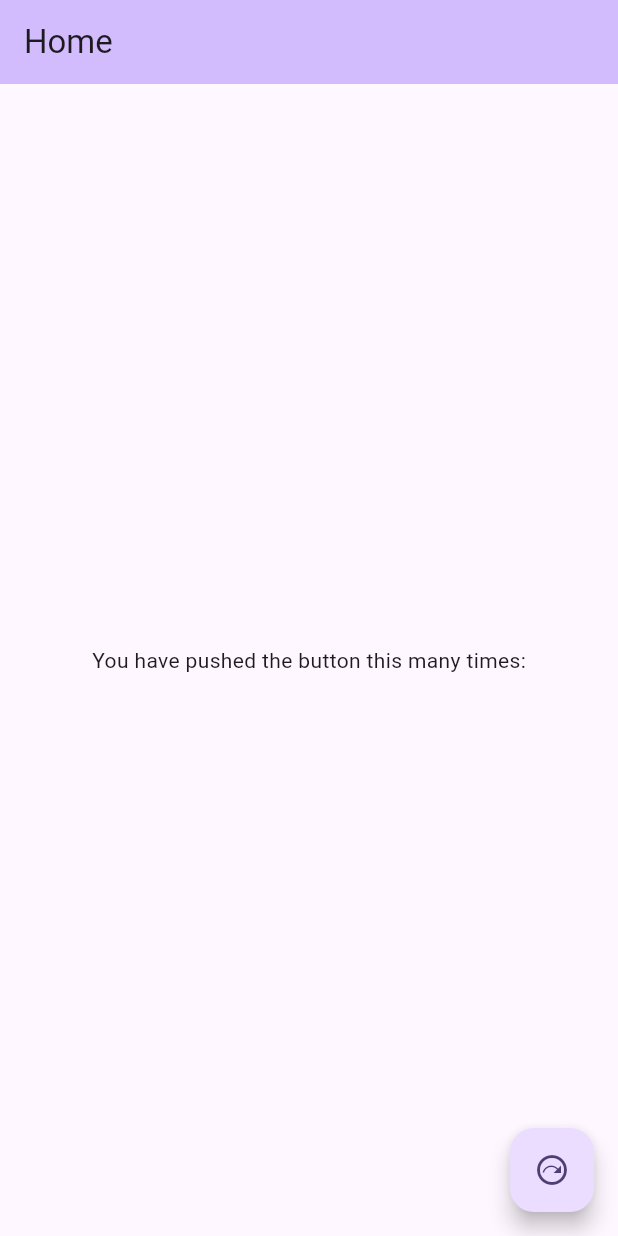
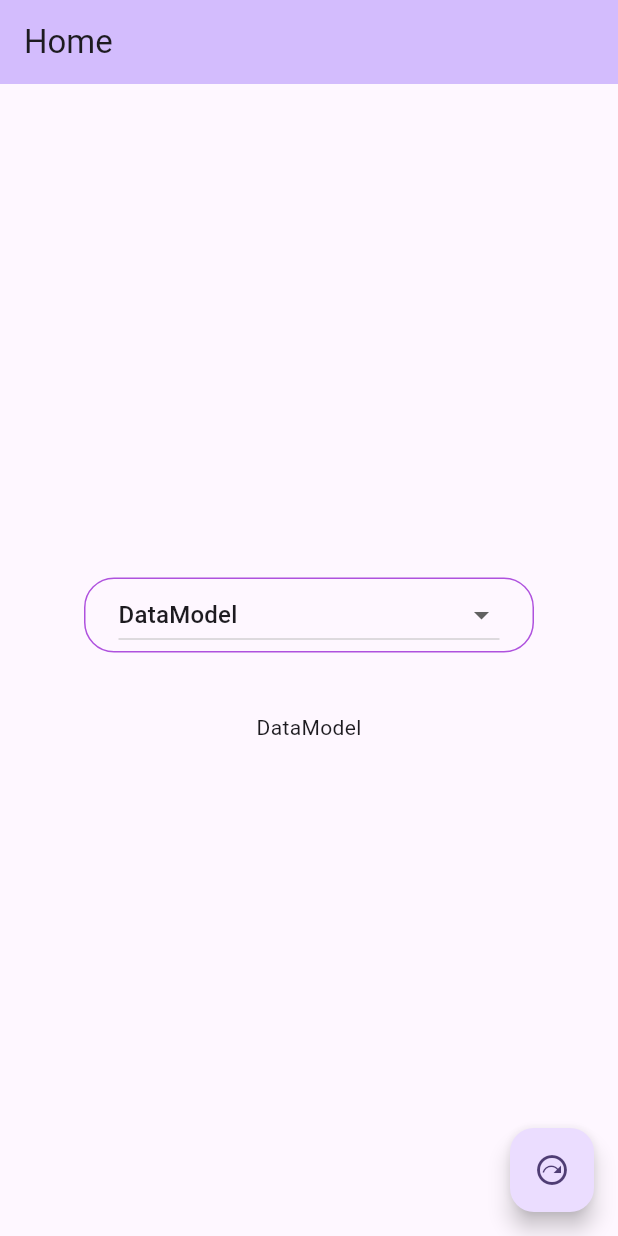
Before and after one commit to Sunny-india/dummy_json_data, a Flutter app: the screen it shows after launch, on a phone screen of 412 x 824 dp. Run offline on Flutter 3.47's test engine with Material 2 defaults, Android fonts, the phone set to English and light mode, and no system bars.

Commit message:
DropdownButton added in order to user multiple Model classes

```diff
--- a/lib/main.dart
+++ b/lib/main.dart
@@ -1,3 +1,5 @@
+import 'package:dummy_json_data/models/quotes_model.dart';
+import 'package:flutter/cupertino.dart';
 import 'package:flutter/material.dart';
 
 import 'data_page.dart';
@@ -14,25 +16,51 @@ void main() {
   ));
 }
 
-class MyHomePage extends StatelessWidget {
+class MyHomePage extends StatefulWidget {
   const MyHomePage({super.key});
 
+  @override
+  State<MyHomePage> createState() => _MyHomePageState();
+}
+
+class _MyHomePageState extends State<MyHomePage> {
+  String selectedValue = 'DataModel';
   @override
   Widget build(BuildContext context) {
     return Scaffold(
       appBar: AppBar(
         backgroundColor: Theme.of(context).colorScheme.inversePrimary,
-        title: Text('Home'),
+        title: const Text('Home'),
       ),
-      body: const Center(
-        child: Column(
-          mainAxisAlignment: MainAxisAlignment.center,
-          children: <Widget>[
-            Text(
-              'You have pushed the button this many times:',
+      body: Column(
+        mainAxisAlignment: MainAxisAlignment.center,
+        children: [
+          Center(
+            child: Container(
+              decoration: BoxDecoration(
+                border: Border.all(color: CupertinoColors.systemPurple),
+                borderRadius: BorderRadius.circular(20),
+              ),
+              width: 300,
+              child: DropdownButton<String>(
+                value: selectedValue,
+                onChanged: (String? newValue) {
+                  setState(() {
+                    selectedValue = newValue!;
+                  });
+                },
+                items: categories.map((e) {
+                  return DropdownMenuItem<String>(value: e, child: Text(e));
+                }).toList(),
+                isExpanded: true,
+                padding: const EdgeInsets.symmetric(horizontal: 22),
+                borderRadius: BorderRadius.circular(20),
+              ),
             ),
-          ],
-        ),
+          ),
+          const SizedBox(height: 40),
+          Text(selectedValue),
+        ],
       ),
       floatingActionButton: FloatingActionButton(
         onPressed: () {
--- a/lib/models/quotes_model.dart
+++ b/lib/models/quotes_model.dart
@@ -404,3 +404,11 @@ class Company {
 }
 
 /// fifth set ends here
+
+List<String> categories = [
+  'DataModel',
+  'SecondModel',
+  'JsonPost',
+  'ForthJson',
+  'User'
+];
```
